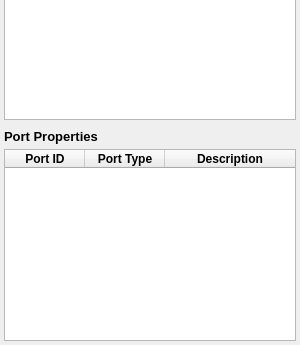
This is bt_editor/sidepanel_editor.ui in Affonso-Gui/Groot as Qt 5 draws it before an edit; both pictures show x 0 to 300 and y 255 to 600 of the 300 by 600 pixel window. The edited form follows.
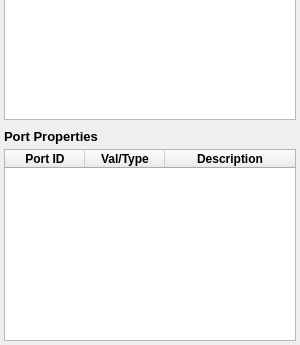
This is the edited form. Icons and pictures are not drawn.

Commit message: (roseus_bt) Display value for required and type for optional arguments in sidepanel

```diff
--- a/bt_editor/sidepanel_editor.ui
+++ b/bt_editor/sidepanel_editor.ui
@@ -445,7 +445,7 @@
         </column>
         <column>
          <property name="text">
-          <string>Port Type</string>
+          <string>Val/Type</string>
          </property>
          <property name="font">
           <font>
```
The commit also changes 1 other file.
